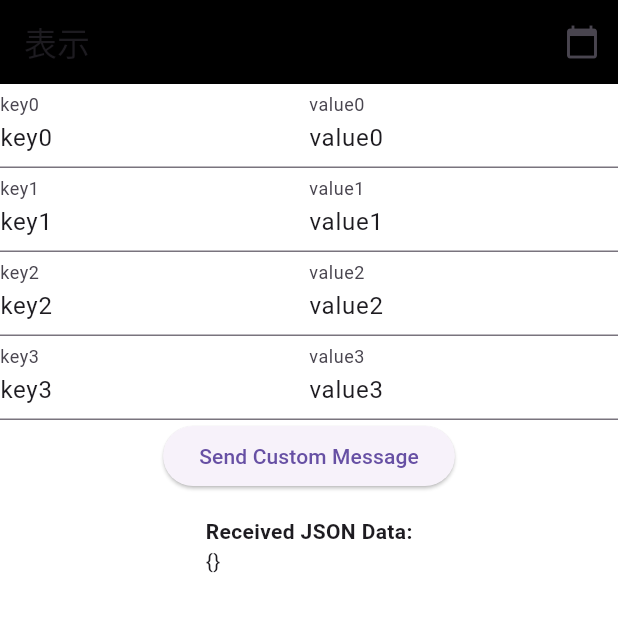
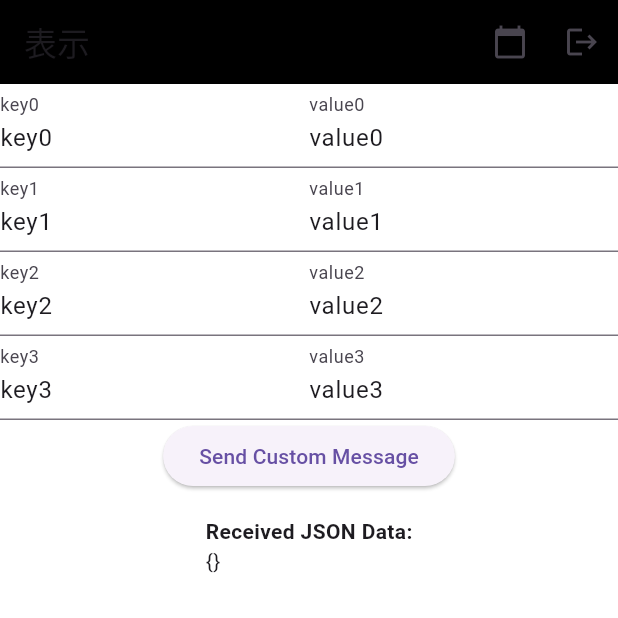
Before and after one commit to sota1111/socket, a Flutter app: the screen it shows after launch, on a phone screen of 412 x 824 dp, the top half of it. Run offline on Flutter 3.47's test engine with Material 3 defaults, Android fonts, the phone set to English and light mode, and no system bars; our stand-ins replace flutter_riverpod.

Commit message:
ログアウトボタンを追加

```diff
--- a/client_dart/lib/main.dart
+++ b/client_dart/lib/main.dart
@@ -80,8 +80,15 @@
                   _selectDate(context);
                 },
               ),
+              IconButton(
+                icon: const Icon(Icons.logout),
+                onPressed: () {
+                  // Logout 処理をここに追加
+                },
+              ),
             ],
           ),
+
           body: Column(
             children: [
               env == 'linux' ? const SocketWidget() : Container(),
```
